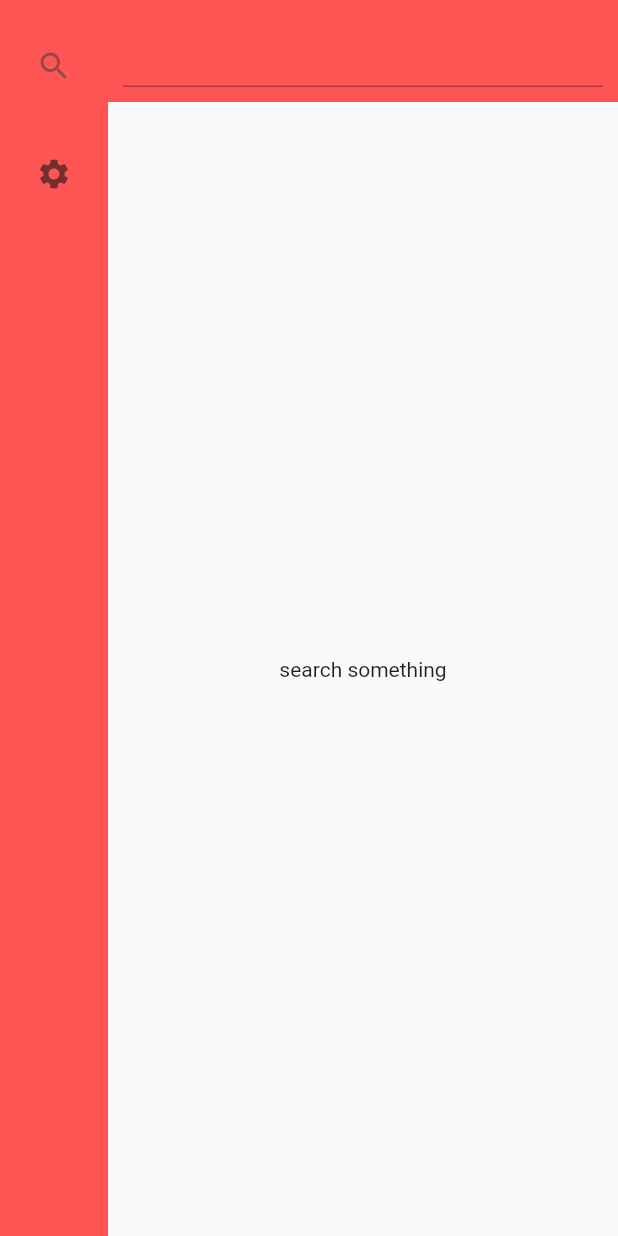
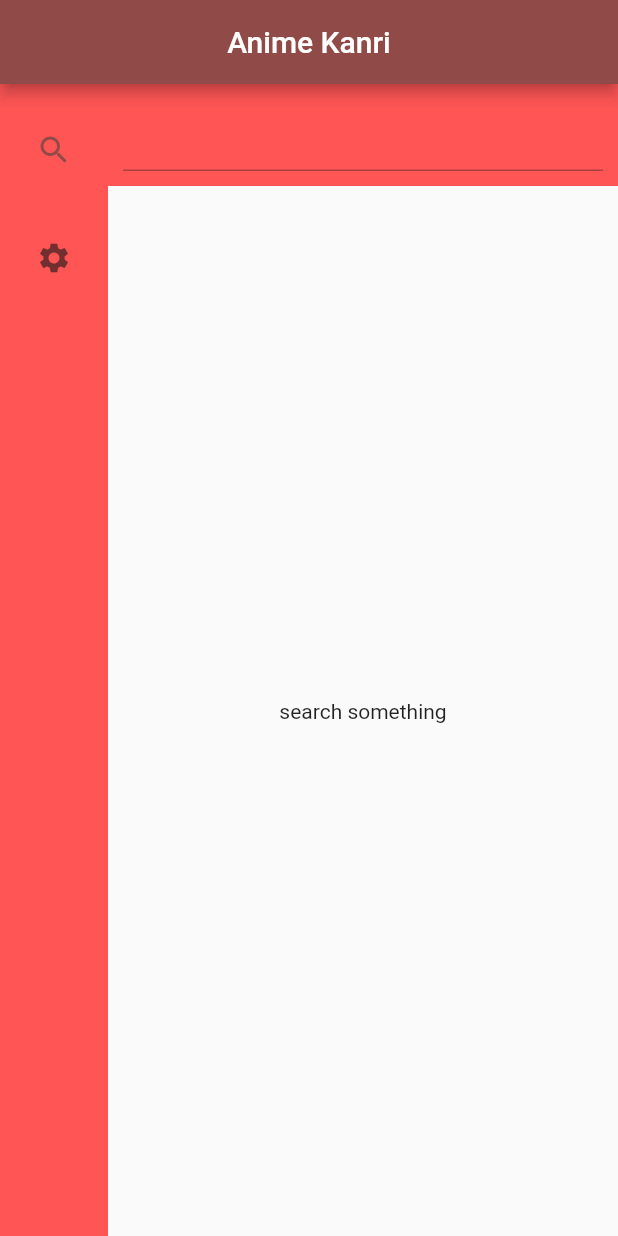
Before and after one commit to ALEZ-DEV/Anime-Kanri, a Flutter app: the screen it shows after launch, on a phone screen of 412 x 824 dp. Run offline on Flutter 3.47's test engine with Material 2 defaults, Android fonts, the phone set to English and light mode, and no system bars; our stand-ins replace bloc, fixnum, flutter_bloc; missing offline and left inert: rinf.

Commit message:
add app bar to the home page

```diff
--- a/lib/main_app.dart
+++ b/lib/main_app.dart
@@ -29,6 +29,10 @@ class _MainAppState extends State<MainApp> {
       theme: AnimeKanri.Theme.light,
       darkTheme: AnimeKanri.Theme.dark,
       home: Scaffold(
+        appBar: AppBar(
+          title: const Text('Anime Kanri'),
+          centerTitle: true,
+        ),
         body: MultiBlocProvider(
           providers: [
             BlocProvider(
```
